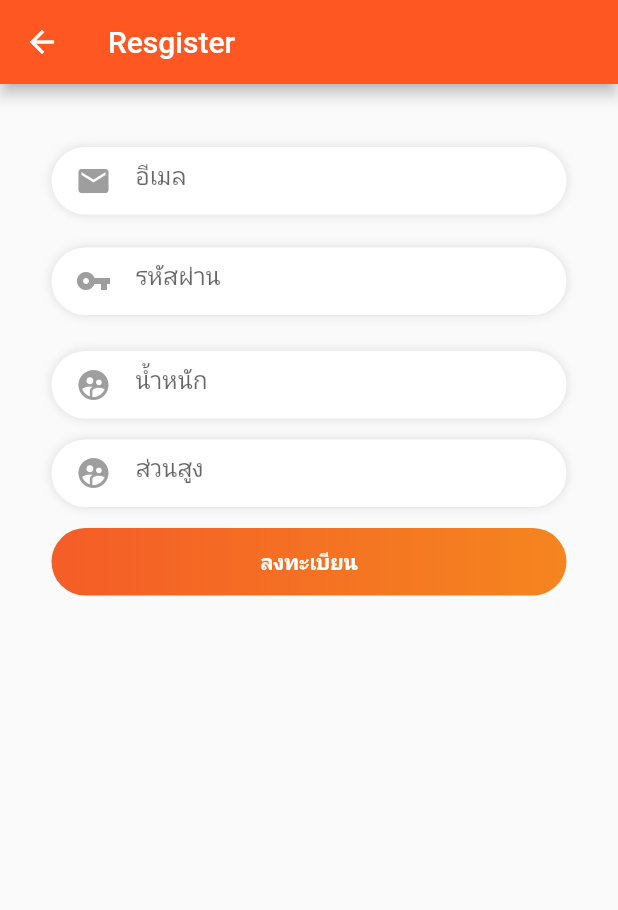
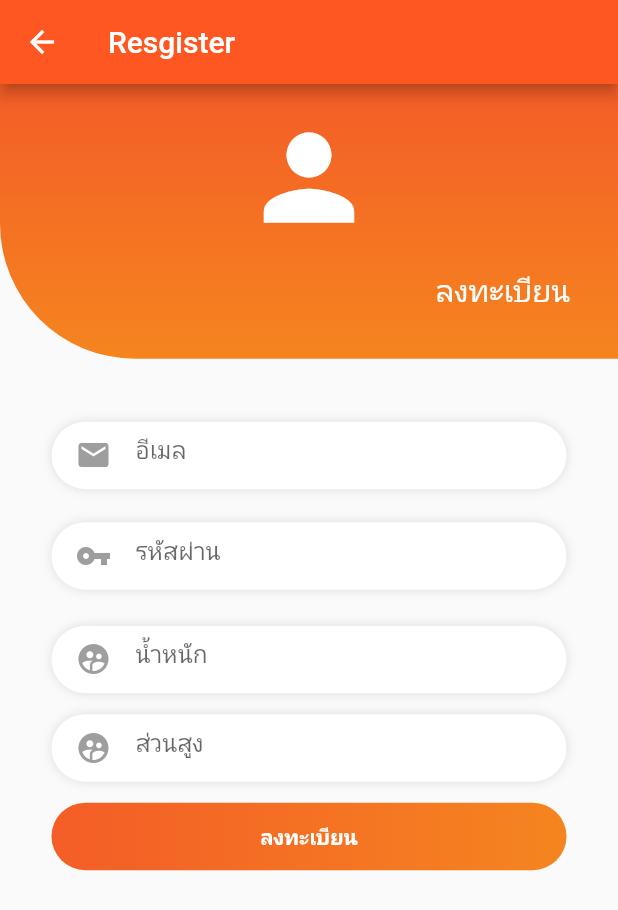
Before and after one commit to FillOverFlow/flutter_workaround, a Flutter app: the RegisterPage screen opened directly, on a phone screen of 412 x 824 dp. Shown: the top 910 px of the screen. Run offline on Flutter 3.47's test engine with Material 2 defaults, Android fonts, the phone set to English and light mode, and no system bars; our stand-ins replace dio, firebase_auth, firebase_database, flutter_local_notifications, geolocator, google_maps_flutter; accounts and stored records are empty.

Commit message:
fixed size android register screen

```diff
--- a/lib/screen/authentication_module/register_design_screen.dart
+++ b/lib/screen/authentication_module/register_design_screen.dart
@@ -91,6 +91,45 @@ class _RegisterPageState extends State<RegisterPage> {
       body: Container(
         child: ListView(
           children: <Widget>[
+            Container(
+              width: MediaQuery.of(context).size.width,
+              height: MediaQuery.of(context).size.height / 4.5,
+              decoration: BoxDecoration(
+                  gradient: LinearGradient(
+                      begin: Alignment.topCenter,
+                      end: Alignment.bottomCenter,
+                      colors: [Color(0xFFf45d27), Color(0xFFf5851f)]),
+                  borderRadius:
+                      BorderRadius.only(bottomLeft: Radius.circular(90))),
+              child: Column(
+                mainAxisAlignment: MainAxisAlignment.center,
+                children: <Widget>[
+                  Spacer(),
+                  Align(
+                    alignment: Alignment.center,
+                    child: Icon(
+                      Icons.person,
+                      size: 90,
+                      color: Colors.white,
+                    ),
+                  ),
+                  Spacer(),
+                  Align(
+                    alignment: Alignment.bottomRight,
+                    child: Padding(
+                      padding: const EdgeInsets.only(
+                        bottom: 32,
+                        right: 32,
+                      ),
+                      child: Text(
+                        'ลงทะเบียน',
+                        style: TextStyle(color: Colors.white, fontSize: 20),
+                      ),
+                    ),
+                  )
+                ],
+              ),
+            ),
             /* Bottom Zone  */
             Form(
               key: _formKey,
@@ -102,6 +141,7 @@ class _RegisterPageState extends State<RegisterPage> {
                   children: <Widget>[
                     Container(
                       width: MediaQuery.of(context).size.width / 1.2,
+                      margin: EdgeInsets.only(top: 0),
                       height: 45,
                       padding: EdgeInsets.only(
                           top: 4, left: 16, right: 16, bottom: 4),
```
